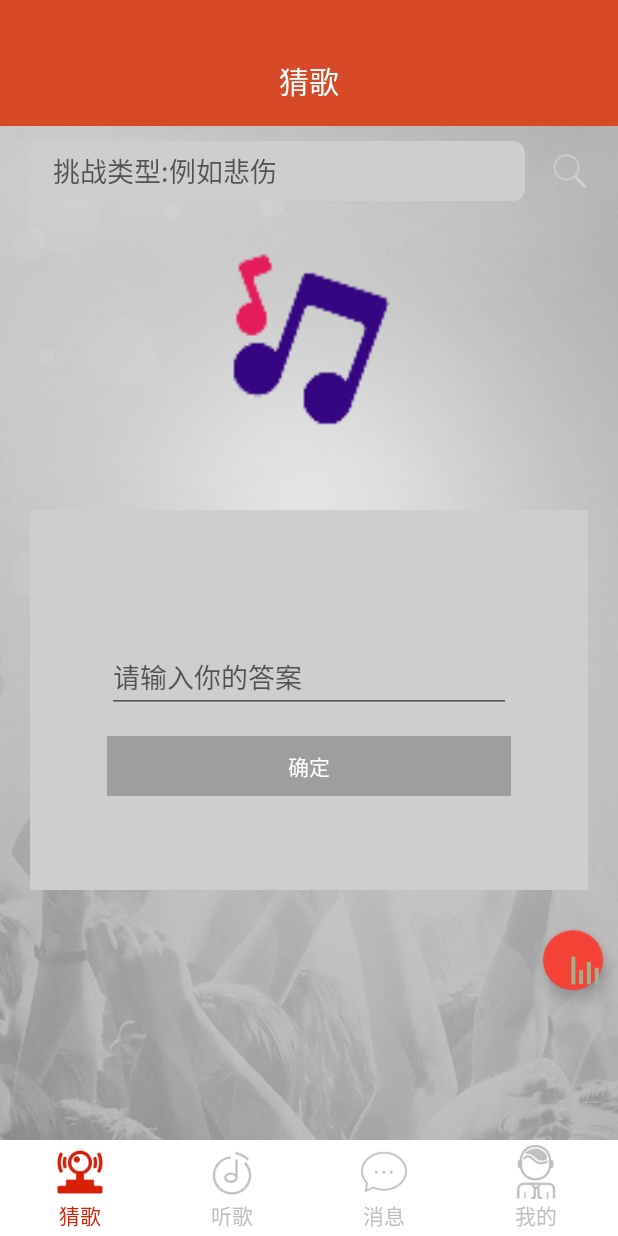
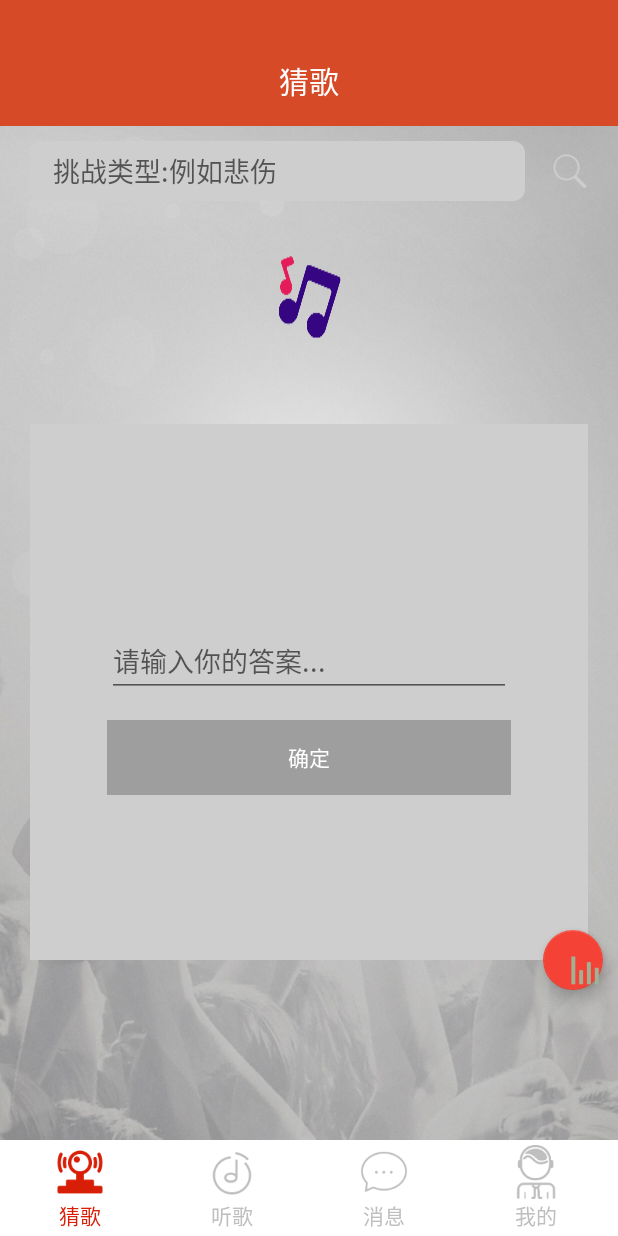
Before and after one commit to gyadministrator/MusicGame, an Android app: the IndexFragment screen opened directly, with no data from a screen before it, on a phone screen of 412 x 824 dp. Run offline under Robolectric (Android 15) with nearby library versions, the phone set to English and light mode, and no system bars; our stand-ins replace ButterKnife, CircleImageView, Picasso; libraries missing offline, so code that uses them is left out: abc.abc.abc, com.alibaba.fastjson, com.youth.banner, org.kymjs.kjframe; pictures from the network do not load; 6 statements that could not run were skipped.

Commit message:
更改了界面。

```diff
--- a/app/src/main/java/adapter/MusicSearchListAdapter.java
+++ b/app/src/main/java/adapter/MusicSearchListAdapter.java
@@ -51,8 +51,8 @@ public class MusicSearchListAdapter extends BaseAdapter {
         if (convertView == null) {
             convertView = LayoutInflater.from(mContext).inflate(R.layout.music_search_list_adapter, null);
         }
-        TextView music_title = (TextView) convertView.findViewById(R.id.music_title);
-        TextView music_des = (TextView) convertView.findViewById(R.id.music_des);
+        TextView music_title = convertView.findViewById(R.id.music_title);
+        TextView music_des = convertView.findViewById(R.id.music_des);
         SearchSong searchSong = allValues.get(position);
         music_title.setText(searchSong.getSongname());
         music_des.setText(searchSong.getArtistname());
--- a/app/src/main/java/com/example/gy/musicgame/ChangeActivity.java
+++ b/app/src/main/java/com/example/gy/musicgame/ChangeActivity.java
@@ -88,7 +88,7 @@ public class ChangeActivity extends BaseActivity {
             if (u.getImage() == null) {
                 Picasso.with(this).load(Constant.BASE_URL + "/upload/default.png").into(change_user);
             } else {
-                Picasso.with(this).load(u.getImage()).into(change_user);
+                Picasso.with(this).load(u.getImage()).placeholder(R.mipmap.default_user).error(R.mipmap.default_user).resize(120, 120).into(change_user);
             }
         } else {
             ToastUtils.showToast(ChangeActivity.this, R.mipmap.music_warning, "无网络连接");
--- a/app/src/main/java/com/example/gy/musicgame/ListenMainActivity.java
+++ b/app/src/main/java/com/example/gy/musicgame/ListenMainActivity.java
@@ -123,7 +123,11 @@ public class ListenMainActivity extends BaseActivity implements AdapterView.OnIt
             } else if (msg.what == 3) {
                 MusicUtils.play(playUrls.get(0));
                 Picasso.with(ListenMainActivity.this).load(temp.getPic_small()).into(music_img);
-                singer_name.setText(temp.getTitle());
+                String tempTitle = temp.getTitle();
+                if (tempTitle.length() > 15) {
+                    tempTitle = tempTitle.substring(0, 15);
+                }
+                singer_name.setText(tempTitle);
                 singer.setText(temp.getAuthor());
                 play.setBackgroundResource(R.mipmap.music_stop);
             } else if (msg.what == 4) {
--- a/app/src/main/java/com/example/gy/musicgame/RecentActivity.java
+++ b/app/src/main/java/com/example/gy/musicgame/RecentActivity.java
@@ -102,7 +102,11 @@ public class RecentActivity extends BaseActivity implements View.OnClickListener
             } else if (msg.what == 2) {
                 MusicUtils.play(playUrls.get(0));
                 Picasso.with(RecentActivity.this).load(temp.getPic_small()).into(music_img);
-                singer_name.setText(temp.getTitle());
+                String tempTitle = temp.getTitle();
+                if (tempTitle.length() > 15) {
+                    tempTitle = tempTitle.substring(0, 15);
+                }
+                singer_name.setText(tempTitle);
                 singer.setText(temp.getAuthor());
                 play.setBackgroundResource(R.mipmap.music_stop);
             } else if (msg.what == 3) {
--- a/app/src/main/res/layout/activity_answer_dialog.xml
+++ b/app/src/main/res/layout/activity_answer_dialog.xml
@@ -29,7 +29,6 @@
             android:layout_below="@+id/msg"
             android:layout_marginTop="15dp"
             android:gravity="center_horizontal"
-            android:text="122121"
             android:textColor="@color/colorPrimary"
             android:textSize="18sp" />
 
@@ -66,7 +65,7 @@
         <Button
             android:id="@+id/ok"
             android:layout_width="match_parent"
-            android:layout_height="40dp"
+            android:layout_height="50dp"
             android:layout_below="@+id/answer_edit"
             android:layout_marginLeft="15dp"
             android:layout_marginRight="15dp"
--- a/app/src/main/res/layout/activity_change.xml
+++ b/app/src/main/res/layout/activity_change.xml
@@ -49,8 +49,8 @@
 
         <view.CircleImageView
             android:id="@+id/change_user"
-            android:layout_width="wrap_content"
-            android:layout_height="wrap_content"
+            android:layout_width="100dp"
+            android:layout_height="match_parent"
             android:background="@mipmap/default_user" />
 
         <TextView
--- a/app/src/main/res/layout/activity_index.xml
+++ b/app/src/main/res/layout/activity_index.xml
@@ -73,8 +73,8 @@
 
         <view.CircleImageView
             android:id="@+id/index_img"
-            android:layout_width="120dp"
-            android:layout_height="120dp"
+            android:layout_width="wrap_content"
+            android:layout_height="wrap_content"
             android:layout_gravity="center"
             android:layout_marginTop="10dp"
             android:layout_weight="1"
@@ -90,7 +90,7 @@
         android:id="@+id/answer_linear"
         android:layout_width="match_parent"
         android:layout_height="0dp"
-        android:layout_weight="1">
+        android:layout_weight="2">
 
         <include layout="@layout/activity_answer_dialog" />
     </LinearLayout>
@@ -105,7 +105,7 @@
             android:layout_width="wrap_content"
             android:layout_height="wrap_content"
             android:layout_centerInParent="true"
-            android:layout_marginTop="50dp"
+            android:layout_marginTop="30dp"
             android:textColor="#FFFFFF"
             android:textSize="20sp" />
     </RelativeLayout>
--- a/app/src/main/res/layout/activity_login.xml
+++ b/app/src/main/res/layout/activity_login.xml
@@ -23,7 +23,7 @@
             android:layout_width="60dp"
             android:layout_height="60dp"
             android:layout_gravity="center"
-            android:background="@mipmap/music_icon"
+            android:background="@mipmap/icon"
             android:gravity="center_horizontal" />
 
         <TextView
@@ -90,7 +90,7 @@
     <LinearLayout
         android:layout_width="match_parent"
         android:layout_height="0dp"
-        android:layout_weight="35"
+        android:layout_weight="30"
         android:orientation="horizontal">
 
         <Button
@@ -99,7 +99,7 @@
             android:layout_height="match_parent"
             android:layout_marginLeft="40dp"
             android:layout_marginRight="40dp"
-            android:layout_weight="180"
+            android:layout_weight="140"
             android:background="@drawable/login_btn"
             android:text="@string/login"
             android:textColor="@color/white"
--- a/app/src/main/res/layout/activity_phone.xml
+++ b/app/src/main/res/layout/activity_phone.xml
@@ -104,7 +104,7 @@
     <LinearLayout
         android:layout_width="match_parent"
         android:layout_height="0dp"
-        android:layout_weight="40"
+        android:layout_weight="30"
         android:orientation="horizontal">
 
         <Button
@@ -113,7 +113,7 @@
             android:layout_height="match_parent"
             android:layout_marginLeft="40dp"
             android:layout_marginRight="40dp"
-            android:layout_weight="230"
+            android:layout_weight="140"
             android:background="@drawable/phone_btn"
             android:enabled="false"
             android:text="@string/btn_next"
--- a/app/src/main/res/layout/activity_register.xml
+++ b/app/src/main/res/layout/activity_register.xml
@@ -111,7 +111,7 @@
     <LinearLayout
         android:layout_width="match_parent"
         android:layout_height="0dp"
-        android:layout_weight="40"
+        android:layout_weight="30"
         android:orientation="horizontal">
 
         <Button
@@ -120,7 +120,7 @@
             android:layout_height="match_parent"
             android:layout_marginLeft="40dp"
             android:layout_marginRight="40dp"
-            android:layout_weight="180"
+            android:layout_weight="160"
             android:background="@drawable/phone_btn"
             android:enabled="false"
             android:text="@string/register"
--- a/app/src/main/res/values/strings.xml
+++ b/app/src/main/res/values/strings.xml
@@ -18,7 +18,7 @@
     <string name="go">开始吧</string>
     <string name="next">下一首</string>
     <string name="ok">确定</string>
-    <string name="answer">请输入你的答案</string>
+    <string name="answer">请输入你的答案...</string>
     <string name="challenge_next">挑战下一个</string>
     <string name="title_activity_login">LoginActivity</string>
     <string name="user">请输入昵称/手机号...</string>
--- a/app/src/main/res/values/styles.xml
+++ b/app/src/main/res/values/styles.xml
@@ -16,10 +16,9 @@
         <item>新歌榜</item>
         <item>热歌榜</item>
         <item>摇滚榜</item>
-        <item>爵士</item>
+        <item>经典老歌榜</item>
         <item>流行</item>
         <item>欧美金曲榜</item>
-        <!--<item>经典老歌榜</item>-->
         <item>网络歌曲榜</item>
         <item>情歌对唱榜</item>
         <item>影视金曲榜</item>
@@ -29,14 +28,12 @@
         <item>1</item>
         <item>2</item>
         <item>11</item>
-        <item>12</item>
+        <item>22</item>
         <item>16</item>
         <item>21</item>
-        <!--<item>22</item>-->
         <item>25</item>
         <item>23</item>
         <item>24</item>
-        <!--<item>25</item>-->
     </integer-array>
 
     <style name="AppBarOverlay" parent="ThemeOverlay.AppCompat.Dark.ActionBar" />
```
Also changed, not shown: app/src/main/java/adapter/MusicListAdapter.java (+9 -5 lines), app/src/main/res/layout/activity_listen.xml (+4 -4 lines).
